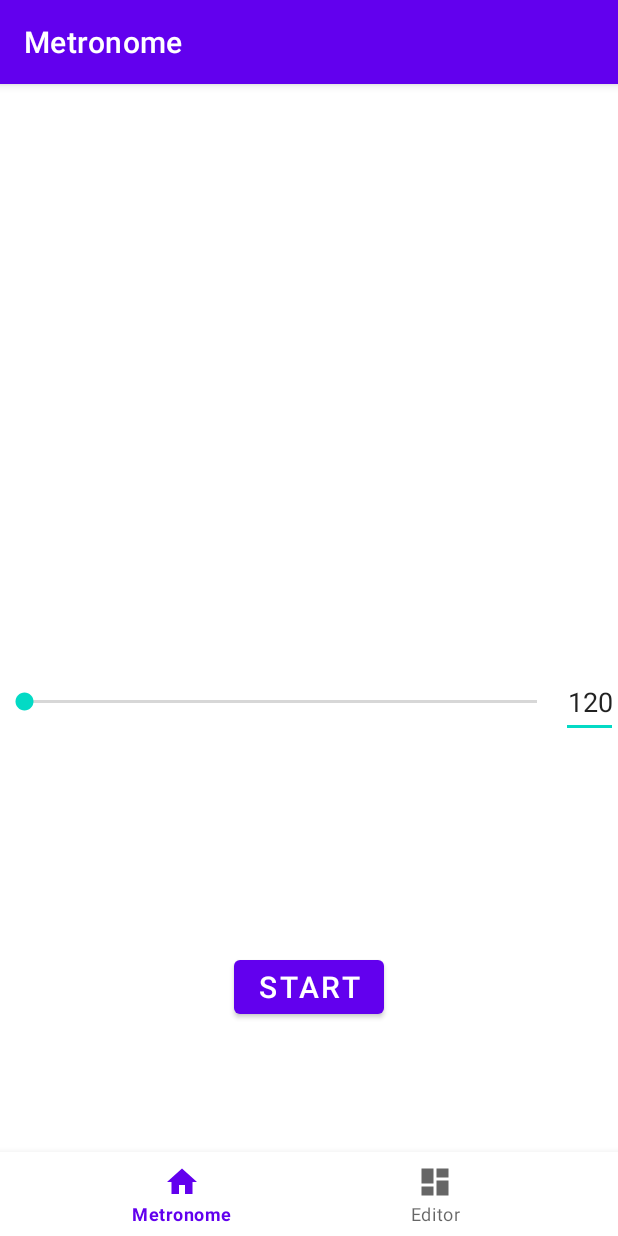
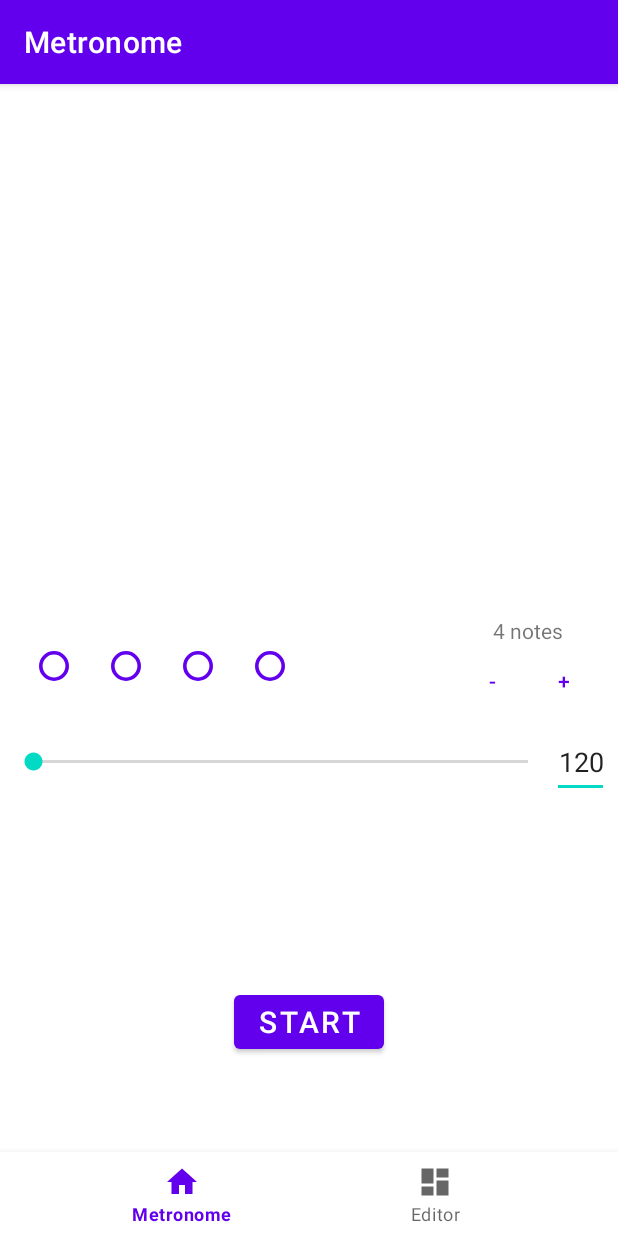
Before and after one commit to henrik-dmg/gma-android-project, an Android app: the screen it shows after launch (MainActivity), on a phone screen of 412 x 824 dp. Run offline under Robolectric (Android 15) with nearby library versions, the light colour scheme and no system bars; our stand-ins replace navigation-ui.

Commit message:
Huge upgrades
Signed-off-by: Henrik Panhans <henrik@panhans.dev>

```diff
--- a/app/src/main/AndroidManifest.xml
+++ b/app/src/main/AndroidManifest.xml
@@ -1,5 +1,6 @@
 <?xml version="1.0" encoding="utf-8"?>
-<manifest xmlns:android="http://schemas.android.com/apk/res/android">
+<manifest xmlns:android="http://schemas.android.com/apk/res/android"
+        package="htw.gma_sose22">
 
     <application
         android:allowBackup="true"
--- a/app/src/main/java/htw/gma_sose22/metronomeui/BeatView.kt
+++ b/app/src/main/java/htw/gma_sose22/metronomeui/BeatView.kt
@@ -1,6 +1,7 @@
 package htw.gma_sose22.metronomeui
 
 import android.content.Context
+import android.util.Log
 import android.view.LayoutInflater
 import android.widget.LinearLayout
 import htw.gma_sose22.metronomepro.R
@@ -17,6 +18,7 @@
 
     init {
         initControl(context)
+        Log.d("BeatView", "BeatView was init")
     }
 
 }
--- a/app/src/main/java/htw/gma_sose22/metronomeui/metronome/MetronomeFragment.kt
+++ b/app/src/main/java/htw/gma_sose22/metronomeui/metronome/MetronomeFragment.kt
@@ -27,7 +27,7 @@
         viewModel = ViewModelProvider(this)[MetronomeViewModel::class.java]
         _binding = FragmentMetronomeBinding.inflate(inflater, container, false)
 
-        val bpmLabel = binding.metronomeBPMChangeView.metronomeBPMLabel
+        val bpmLabel = binding.metronomeBeatView.bpmModificationView.metronomeBPMLabel
         viewModel?.bpm?.observe(viewLifecycleOwner) { bpm ->
             bpmLabel.setText(String.format("%d", bpm))
         }
@@ -55,7 +55,7 @@
     }
 
     private fun setupMetronomeControls() {
-        binding.metronomeBPMChangeView.metronomeBPMLabel.setOnFocusChangeListener { view, hasFocus ->
+        binding.metronomeBeatView.bpmModificationView.metronomeBPMLabel.setOnFocusChangeListener { view, hasFocus ->
             Log.d("MetronomeFragment", "Metronome Label entered text")
             if (!hasFocus) {
                 val enteredText = (view as EditText).text
@@ -64,7 +64,7 @@
             }
         }
 
-        binding.metronomeBPMChangeView.bpmSeekBar.setOnSeekBarChangeListener(object : SeekBar.OnSeekBarChangeListener {
+        binding.metronomeBeatView.bpmModificationView.bpmSeekBar.setOnSeekBarChangeListener(object : SeekBar.OnSeekBarChangeListener {
             override fun onProgressChanged(seekBar: SeekBar, progress: Int, fromUser: Boolean) {
                 if (fromUser) {
                     viewModel?.setBPMMappedToAllowedRange(progress.toDouble() / 100.0)
--- /dev/null
+++ b/app/src/main/res/drawable/ic_note_default.xml
@@ -0,0 +1,12 @@
+<vector xmlns:android="http://schemas.android.com/apk/res/android"
+    android:width="50dp"
+    android:height="50dp"
+    android:viewportWidth="50"
+    android:viewportHeight="50">
+  <path
+      android:pathData="M25,25m-22,0a22,22 0,1 1,44 0a22,22 0,1 1,-44 0"
+      android:strokeWidth="6"
+      android:fillColor="#00000000"
+      android:strokeColor="#979797"
+      android:fillType="evenOdd"/>
+</vector>
--- a/app/src/main/res/layout/beat_view.xml
+++ b/app/src/main/res/layout/beat_view.xml
@@ -4,22 +4,72 @@
         xmlns:tools="http://schemas.android.com/tools"
         android:layout_width="match_parent"
         android:layout_height="wrap_content"
-        android:orientation="vertical"
-        app:layout_constraintBottom_toBottomOf="parent"
-        app:layout_constraintEnd_toEndOf="parent"
-        app:layout_constraintStart_toStartOf="parent"
-        app:layout_constraintTop_toTopOf="parent"
+        android:padding="6dp"
         android:gravity="center"
         android:id="@+id/beat_view"
-        tools:showIn="@layout/fragment_metronome">
+        tools:context="htw.gma_sose22.metronomeui.BeatView">
 
-    <TextView
+    <Button
             android:layout_width="wrap_content"
             android:layout_height="wrap_content"
-            android:text="sadsaldskalds"/>
+            app:icon="@drawable/ic_note_default"
+            style="@style/Widget.Material3.Button.IconButton" />
 
-    <include
-            layout="@layout/bpm_modification_view"
-            android:id="@+id/metronomeBPMChangeView" />
+    <Button
+            android:layout_width="wrap_content"
+            android:layout_height="wrap_content"
+            app:icon="@drawable/ic_note_default"
+            style="@style/Widget.Material3.Button.IconButton" />
+
+    <Button
+            android:layout_width="wrap_content"
+            android:layout_height="wrap_content"
+            app:icon="@drawable/ic_note_default"
+            style="@style/Widget.Material3.Button.IconButton" />
+
+    <Button
+            android:layout_width="wrap_content"
+            android:layout_height="wrap_content"
+            app:icon="@drawable/ic_note_default"
+            style="@style/Widget.Material3.Button.IconButton" />
+
+    <Space
+            android:layout_width="0dp"
+            android:layout_height="wrap_content"
+            android:layout_weight="1" />
+
+    <LinearLayout
+            android:layout_width="wrap_content"
+            android:layout_height="wrap_content"
+            android:orientation="vertical"
+            android:gravity="center">
+
+        <TextView
+                android:layout_width="wrap_content"
+                android:layout_height="wrap_content"
+                android:text="4 notes" />
+
+        <LinearLayout
+                android:layout_width="wrap_content"
+                android:layout_height="wrap_content"
+                android:orientation="horizontal">
+
+            <Button
+                    android:layout_width="48dp"
+                    android:layout_height="wrap_content"
+                    style="?android:attr/buttonBarButtonStyle"
+                    android:id="@+id/decrement_notes_button"
+                    android:text="@string/decrement_button_title" />
+
+            <Button
+                    android:layout_width="48dp"
+                    android:layout_height="wrap_content"
+                    style="?android:attr/buttonBarButtonStyle"
+                    android:id="@+id/increment_notes_button"
+                    android:text="@string/increment_button_title" />
+
+        </LinearLayout>
+
+    </LinearLayout>
 
 </LinearLayout>
--- a/app/src/main/res/layout/editorlist_item.xml
+++ b/app/src/main/res/layout/editorlist_item.xml
@@ -1,16 +1,24 @@
 <?xml version="1.0" encoding="utf-8"?>
-<LinearLayout xmlns:android="http://schemas.android.com/apk/res/android"
+<LinearLayout xmlns:app="http://schemas.android.com/apk/res-auto"
+        xmlns:android="http://schemas.android.com/apk/res/android"
+        xmlns:tools="http://schemas.android.com/tools"
         android:layout_width="match_parent"
         android:layout_height="wrap_content"
         android:orientation="vertical"
-        android:padding="6dp">
+        android:padding="6dp"
+        app:layout_constraintBottom_toBottomOf="parent"
+        app:layout_constraintEnd_toEndOf="parent"
+        app:layout_constraintStart_toStartOf="parent"
+        app:layout_constraintTop_toTopOf="parent">
 
-    <TextView
-            android:id="@+id/beat_word"
-            android:layout_width="match_parent"
-            android:layout_height="wrap_content"
-            android:textSize="24sp"
-            android:textStyle="bold"
+    <include
+            layout="@layout/beat_view"
+            android:id="@+id/beat_view"
+            />
+
+    <include
+            layout="@layout/bpm_modification_view"
+            android:id="@+id/bpm_modification_view"
             />
 
 </LinearLayout>
--- a/app/src/main/res/layout/fragment_metronome.xml
+++ b/app/src/main/res/layout/fragment_metronome.xml
@@ -8,8 +8,8 @@
     tools:context="htw.gma_sose22.metronomeui.metronome.MetronomeFragment">
 
     <include
-            layout="@layout/bpm_modification_view"
-            android:id="@+id/metronomeBPMChangeView" />
+            layout="@layout/editorlist_item"
+            android:id="@+id/metronome_beat_view" />
 
     <Button
             android:id="@+id/button_start_stop"
@@ -18,7 +18,7 @@
             android:text="@string/metronome_start_button_title"
             android:textAlignment="center"
             android:textSize="20sp"
-            app:layout_constraintTop_toBottomOf="@+id/metronomeBPMChangeView"
+            app:layout_constraintTop_toBottomOf="@+id/metronome_beat_view"
             app:layout_constraintBottom_toBottomOf="parent"
             app:layout_constraintEnd_toEndOf="parent"
             app:layout_constraintStart_toStartOf="parent" />
--- a/app/src/main/res/values/strings.xml
+++ b/app/src/main/res/values/strings.xml
@@ -10,4 +10,6 @@
     <string name="metronome_increment_large">+10</string>
     <string name="metronome_start_button_title">Start</string>
     <string name="metronome_stop_button_title">Stop</string>
+    <string name="decrement_button_title">-</string>
+    <string name="increment_button_title">+</string>
 </resources>
```
Also changed, not shown: app/src/main/java/htw/gma_sose22/metronomeui/editor/EditorAdapter.kt (+6 -10 lines), app/src/main/res/drawable/ic_note_emphasised.xml (added, +12 -0 lines), app/src/main/res/drawable/ic_note_muted.xml (added, +13 -0 lines), 1 other file.
